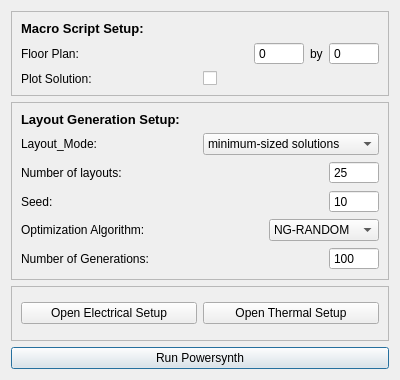
Before: the Qt Designer form NEW_UI/ui/optimizationSetup.ui in e3da/PowerSynth2-core, drawn with Qt 5.
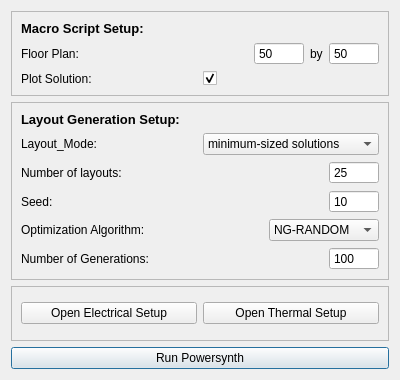
After: the same form once the commit is applied.

The edit to the form file:
```diff
--- a/NEW_UI/ui/optimizationSetup.ui
+++ b/NEW_UI/ui/optimizationSetup.ui
@@ -62,6 +62,9 @@
           <property name="buttonSymbols">
            <enum>QAbstractSpinBox::NoButtons</enum>
           </property>
+          <property name="minimum">
+           <number>50</number>
+          </property>
           <property name="maximum">
            <number>999</number>
           </property>
@@ -103,6 +106,9 @@
           <property name="buttonSymbols">
            <enum>QAbstractSpinBox::NoButtons</enum>
           </property>
+          <property name="minimum">
+           <number>50</number>
+          </property>
           <property name="maximum">
            <number>999</number>
           </property>
@@ -127,6 +133,9 @@
           <property name="text">
            <string/>
           </property>
+          <property name="checked">
+           <bool>true</bool>
+          </property>
          </widget>
         </item>
        </layout>
```
